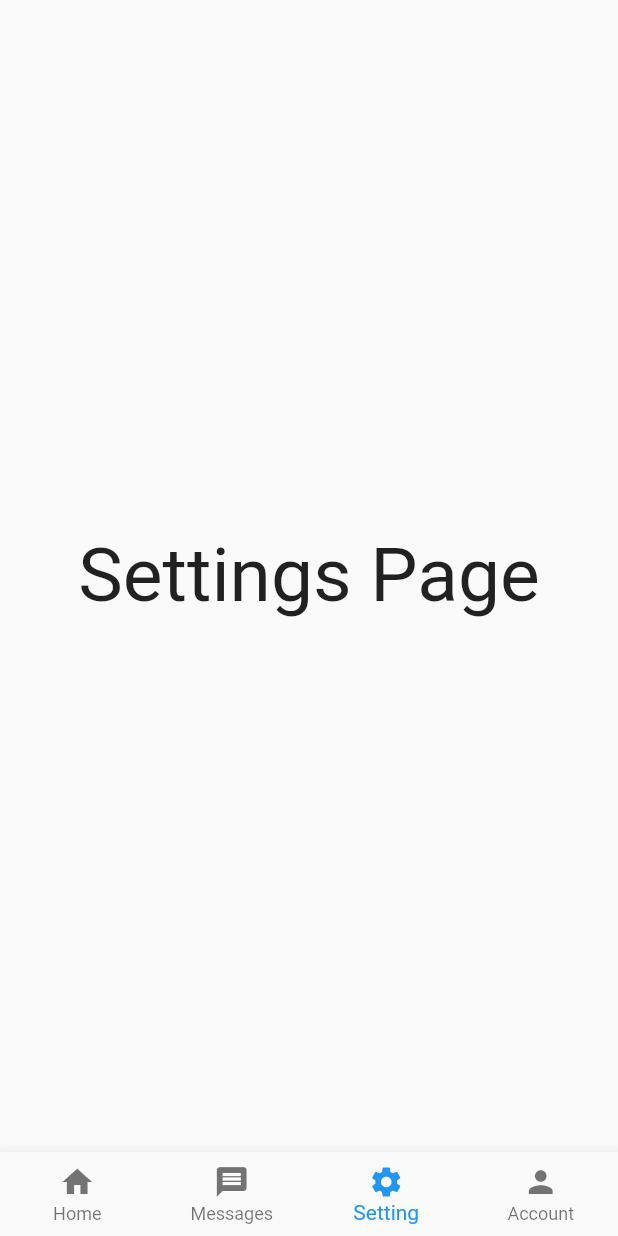
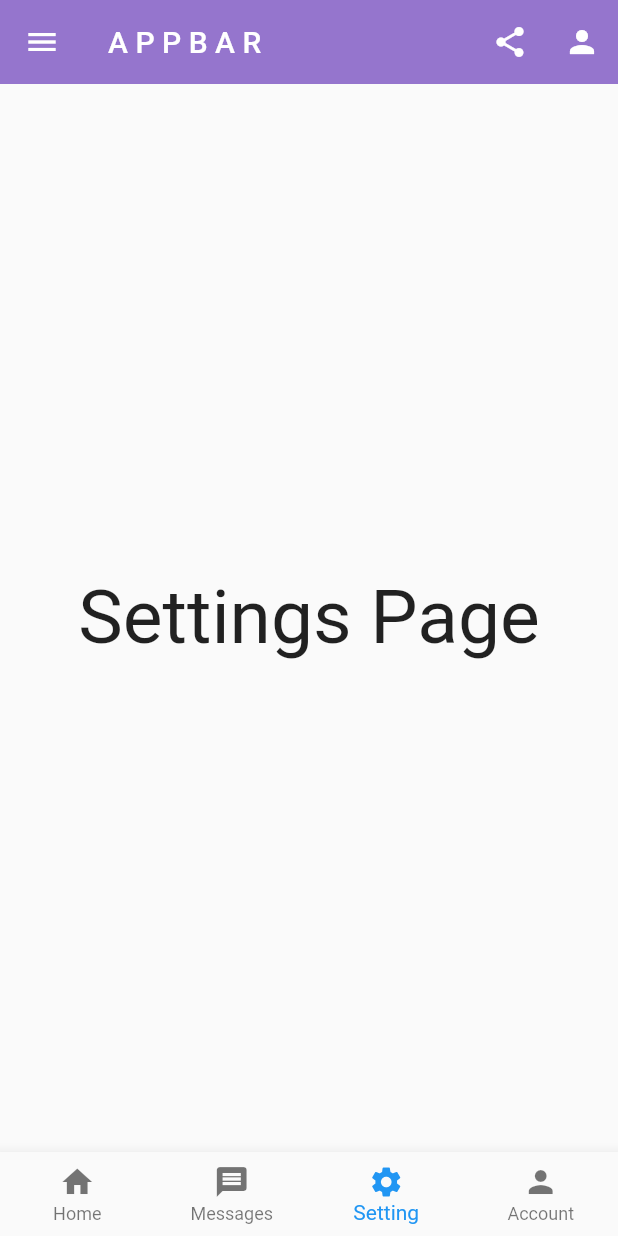
Before and after one commit to Samitti/Flutter-Bottom-Nav, a Flutter app: the screen it shows after launch, on a phone screen of 412 x 824 dp. Run offline on Flutter 3.47's test engine with Material 2 defaults, Android fonts, the light colour scheme and no system bars.

Commit message:
add navbar

```diff
--- a/lib/main.dart
+++ b/lib/main.dart
@@ -35,6 +35,25 @@ class _HomeState extends State<Home> {
   @override
   Widget build(BuildContext context) {
     return Scaffold(
+      appBar: AppBar(
+        backgroundColor: Colors.deepPurple[300],
+        elevation: 0,
+        title: Text('A P P B A R'),
+        leading: IconButton(
+          onPressed: () {},
+          icon: Icon(Icons.menu),
+        ),
+        actions: [
+          IconButton(
+            onPressed: () {},
+            icon: Icon(Icons.share),
+            ),
+          IconButton(
+            onPressed: () {},
+            icon: Icon(Icons.person),
+            )
+        ],
+      ),
       body: _pages[_selectedIndex],
         bottomNavigationBar: BottomNavigationBar(
           currentIndex: _selectedIndex,
```
